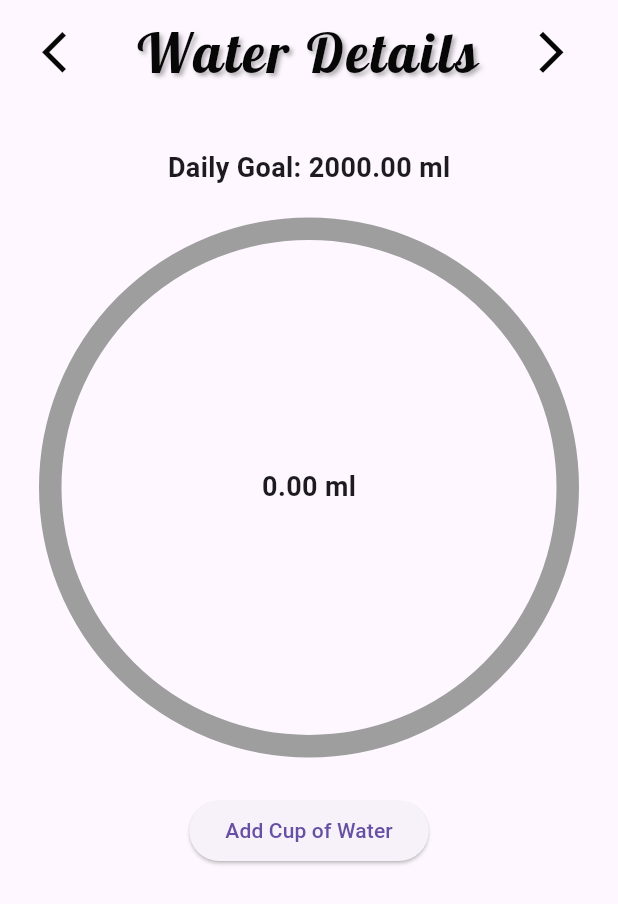
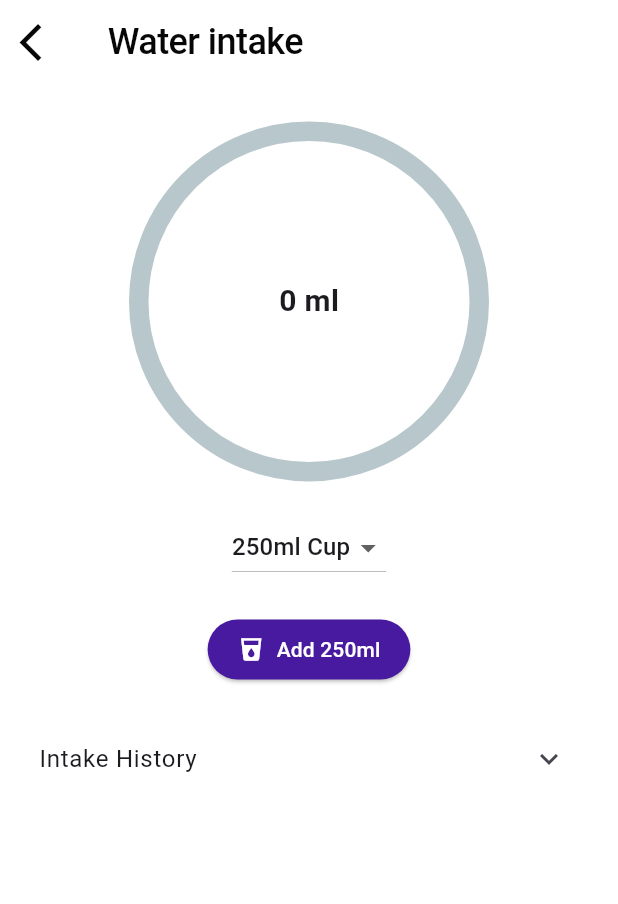
Before and after one commit to RahilRahM/StudentFit, a Flutter app: the WaterPage screen opened directly, on a phone screen of 412 x 824 dp. Shown: the top 904 px of the screen. Run offline on Flutter 3.47's test engine with Material 3 defaults, Android fonts, the phone set to English and light mode, and no system bars; drawn by our look-alikes of percent_indicator; our stand-ins replace calendar_view, carousel_slider, dio, email_validator, fl_chart, image_picker and 2 more; missing offline and left inert: email_otp; accounts and stored records are empty; Roboto replaces fonts that are missing (Noto Sans HK).

Commit message:
water intake update

```diff
--- a/lib/constants/endpoints.dart
+++ b/lib/constants/endpoints.dart
@@ -7,4 +7,3 @@ const api_endpoint_user_insert_gender = 'https://studentfit-api.vercel.app/users
 const api_endpoint_user_insert_age = 'https://studentfit-api.vercel.app/users.insertAge';
 const api_endpoint_user_insert_height = 'https://studentfit-api.vercel.app/users.insertHeight';
 const api_endpoint_user_insert_weight = 'https://studentfit-api.vercel.app/users.insertWeight';
-const apiEndpointUserInsertWaterIntake = 'https://studentfit-api.vercel.app/users.insertWaterIntake';
--- a/lib/screens/login/login.dart
+++ b/lib/screens/login/login.dart
@@ -25,6 +25,7 @@ class _LogInPageState extends State<LogInPage> {
   String emailErrorMessage = '';
   String passwordErrorMessage = '';
   String error_message = '';
+
 
   // Common styling for text fields
   Widget buildTextField(
--- a/lib/screens/tracker/water_details.dart
+++ b/lib/screens/tracker/water_details.dart
@@ -1,9 +1,8 @@
-import 'calories_details.dart';
 import 'package:flutter/material.dart';
-import 'package:http/http.dart' as http;
-import '../welcomePages/widgets/widgets.dart';
-import 'package:student_fit/constants/endpoints.dart';
-import 'package:percent_indicator/circular_percent_indicator.dart';
+import 'package:student_fit/commons/index.dart';
+import 'package:percent_indicator/percent_indicator.dart';
+import 'package:shared_preferences/shared_preferences.dart';
+import 'package:student_fit/screens/home/home_widgets/app_bar.dart';
 
 class WaterPage extends StatefulWidget {
   @override
@@ -11,175 +10,182 @@ class WaterPage extends StatefulWidget {
 }
 
 class _WaterPageState extends State<WaterPage> {
-  double waterIntake = 0;
-  double goal = 2000;
-  double previousTotal = 0;
-  List<Map<String, dynamic>> waterIntakeHistory = [];
-  String userId =
-      'user123'; // Replace with your actual logic to get the user's ID after login
+  final double goal = 3000.0; // Daily water intake goal in ml
+  double waterIntake = 0.0;
+  List<String> intakeHistory = [];
+  double defaultCupSize = 250.0; // Default cup size
+  bool goalAchievedMessageShown = false;
 
   @override
   void initState() {
     super.initState();
-    // Fetch water intake history when the page is initialized
-    fetchWaterIntakeHistory();
+    _loadPreferences();
   }
 
-  Future<void> fetchWaterIntakeHistory() async {
-    try {
-      // Send a GET request to fetch water intake history for the user
-      var response = await http
-          .get(Uri.parse('$apiEndpointUserInsertWaterIntake?user_id=$userId'));
-
-      if (response.statusCode == 200) {
-        // Parse the response body and update the waterIntakeHistory list
-        List<dynamic> data = response.body as List<dynamic>;
+  Future<void> _loadPreferences() async {
+    final prefs = await SharedPreferences.getInstance();
     setState(() {
-          waterIntakeHistory = List<Map<String, dynamic>>.from(data);
+      waterIntake = prefs.getDouble('waterIntake') ?? 0.0;
+      intakeHistory = prefs.getStringList('intakeHistory') ?? [];
+      defaultCupSize = prefs.getDouble('cupSize') ?? defaultCupSize;
     });
-      } else {
-        // Handle errors here
-        print(
-          'Failed to fetch water intake history. Status code: ${response.statusCode}');
-      }
-    } catch (e) {
-      print('Error fetching water intake history: $e');
+    if (prefs.getString('date') != DateTime.now().toIso8601String().substring(0, 10)) {
+      goalAchievedMessageShown = false;
     }
   }
 
-  Future<void> sendWaterIntakeToServer(
-      String userId, double waterIntake) async {
-    try {
-      // Assuming apiEndpointUserInsertWaterIntake is a String
-      String apiEndpointUserInsertWaterIntakeString =
-          'https://vercel-test-snowy-chi.vercel.app/users.insertWaterIntake';
+  Future<void> _updateWaterIntake(double intake) async {
+    final prefs = await SharedPreferences.getInstance();
+    DateTime now = DateTime.now();
+    String timestamp = "${now.toIso8601String().substring(0, 10)} ${now.hour}:${now.minute}";
 
-      // Convert the String URL to a Uri object
-            Uri apiEndpointUserInsertWaterIntake =
-                Uri.parse(apiEndpointUserInsertWaterIntakeString);
+    setState(() {
+      waterIntake += intake;
+      intakeHistory.add("$timestamp: $intake ml");
+    });
 
-      // Then, in your code, use it like this:
-            var response = await http.post(
-              apiEndpointUserInsertWaterIntake,
-              body: {
-                'user_id': userId,
-                'water_intake': waterIntake.toString(),
+    await prefs.setDouble('waterIntake', waterIntake);
+    await prefs.setStringList('intakeHistory', intakeHistory);
+
+    _checkAndShowGoalAchievement(); // Moved inside setState to ensure waterIntake is updated
+  }
+
+  void _checkAndShowGoalAchievement() {
+    if (waterIntake >= goal && !goalAchievedMessageShown) {
+      goalAchievedMessageShown = true;
+      showDialog(
+        context: context,
+        builder: (BuildContext context) {
+          return AlertDialog(
+            shape: RoundedRectangleBorder(borderRadius: BorderRadius.circular(20)),
+            title: Text(
+              'Great Job!',
+              textAlign: TextAlign.center,
+              style: TextStyle(
+                fontWeight: FontWeight.bold,
+                color: Colors.green,
+                fontSize: 24,
+              ),
+            ),
+            content: Text(
+              'You have reached your daily water intake goal of $goal ml!',
+              textAlign: TextAlign.center,
+              style: TextStyle(
+                color: Colors.blueAccent,
+                fontSize: 18,
+              ),
+            ),
+            actions: <Widget>[
+              TextButton(
+                child: Text('Continue', style: TextStyle(color: Colors.indigo)),
+                onPressed: () {
+                  Navigator.of(context).pop(); // Close the dialog
+                },
+              ),
+            ],
+          );
         },
       );
+    }
+  }
 
-      // Handle the response as needed
-      print('Server response: ${response.body}');
+  Widget _buildWaterIntakeIndicator() {
+    return CircularPercentIndicator(
+      radius: 120.0,
+      lineWidth: 13.0,
+      animation: true,
+      percent: waterIntake / goal > 1.0 ? 1.0 : waterIntake / goal,
+      center: Text(
+        "${waterIntake.toStringAsFixed(0)} ml",
+        style: TextStyle(fontWeight: FontWeight.bold, fontSize: 20.0),
+      ),
+      circularStrokeCap: CircularStrokeCap.round,
+      progressColor: AppColors.primaryColor,
+    );
+  }
 
-      // Fetch updated water intake history after recording
-      await fetchWaterIntakeHistory();
-    } catch (e) {
-      print('Error recording water intake: $e');
+  Widget _buildCupSizeDropdown() {
+    return DropdownButton<double>(
+      value: defaultCupSize,
+      onChanged: (newValue) {
+        setState(() {
+          defaultCupSize = newValue ?? defaultCupSize;
+        });
+        _saveCupSize(defaultCupSize);
+      },
+      items: <double>[250.0, 500.0, 750.0]
+          .map<DropdownMenuItem<double>>((double value) {
+        return DropdownMenuItem<double>(
+          value: value,
+          child: Text("${value.toInt()}ml Cup"),
+        );
+      }).toList(),
+    );
   }
+
+  Future<void> _saveCupSize(double cupSize) async {
+    final prefs = await SharedPreferences.getInstance();
+    await prefs.setDouble('cupSize', cupSize);
+  }
+
+  Widget _buildAddWaterButton() {
+    return ElevatedButton.icon(
+      onPressed: () => _updateWaterIntake(defaultCupSize),
+      icon: Icon(Icons.local_drink, color: Colors.white),
+      label: Text('Add ${defaultCupSize.toInt()}ml',
+          style: TextStyle(color: Colors.white)),
+      style: ElevatedButton.styleFrom(
+        primary: AppColors.primaryColor,
+        padding: EdgeInsets.symmetric(horizontal: 20, vertical: 10),
+      ),
+    );
+  }
+
+  Widget _buildIntakeHistory() {
+    return ExpansionTile(
+      title: Text('Intake History'),
+      children: [
+        Container(
+          height: 350, // Adjust this height as necessary
+          child: SingleChildScrollView(
+            child: Column(
+              children: intakeHistory
+                  .map((record) => ListTile(title: Text(record)))
+                  .toList(),
+            ),
+          ),
+        ),
+      ],
+    );
   }
 
   @override
   Widget build(BuildContext context) {
     return Scaffold(
-      body: SafeArea(
-        child: SingleChildScrollView(
-          child: Column(
-            children: [
-              CustomAppBar(
-                title: 'Water Details',
-                onBack: () {
+      appBar: CustomAppBar2(
+        appBarTitle: 'Water intake',
+        showFavoriteIcon: false,
+        leadingIcon: Icons.arrow_back_ios,
+        onLeadingPressed: () {
           Navigator.pop(context);
         },
-                onForward: () {
-                  Navigator.push(
-                    context,
-                    MaterialPageRoute(
-                      builder: (context) => CaloriesDetailPage(
-                        recipeData: {
-                          'path': 'assets/images/snack1.jpeg',
-                          'title': 'Healthy Salad',
-                        },
+        actions: [],
+
       ),
-                    ),
-                  );
-                },
-              ),
-              const SizedBox(height: 40),
-              Column(
-                mainAxisAlignment: MainAxisAlignment.center,
-                children: [
-                  Text(
-                    'Daily Goal: ${goal.toStringAsFixed(2)} ml',
-                    style: const TextStyle(
-                      fontSize: 18.0,
-                      fontWeight: FontWeight.bold,
-                    ),
-                  ),
-                  const SizedBox(height: 20),
-                  CircularPercentIndicator(
-                    radius: 180.0,
-                    lineWidth: 15.0,
-                    percent:
-                        waterIntake / goal > 1.0 ? 1.0 : waterIntake / goal,
-                    center: Text(
-                      '${(waterIntake + previousTotal).toStringAsFixed(2)} ml',
-                      style: const TextStyle(
-                        fontSize: 18.0,
-                        fontWeight: FontWeight.bold,
-                      ),
-                    ),
-                    progressColor:
-                        waterIntake >= goal ? Colors.green : Colors.blue,
-                    backgroundColor:
-                        waterIntake >= goal ? Colors.blue : Colors.grey,
-                  ),
-                  const SizedBox(height: 25.0),
-                  ElevatedButton(
-                    onPressed: () async {
-                      setState(() {
-                        waterIntake += 240;
-                        if (waterIntake >= goal) {
-                          previousTotal += waterIntake;
-                          waterIntake = 0;
-                          ScaffoldMessenger.of(context).showSnackBar(
-                            SnackBar(
-                              content: const Text(
-                                  'Congratulations! You reached your daily water intake goal. Stay hydrated!'),
-                              action: SnackBarAction(
-                                label: 'OK',
-                                onPressed: () {},
-                              ),
-                            ),
-                          );
-                        }
-                        waterIntakeHistory.add({
-                          'date': DateTime.now().toString(),
-                          'intake': waterIntake,
-                        });
-
-                        // Send water intake data to the server
-                        sendWaterIntakeToServer(userId, waterIntake);
-                      });
-                    },
-                    child: const Text('Add Cup of Water'),
-                  ),
-
-                  // Your existing code
-
-                  // Display fetched water intake history
-                  ListView.builder(
-                    shrinkWrap: true,
-                    itemCount: waterIntakeHistory.length,
-                    itemBuilder: (context, index) {
-                      return ListTile(
-                        title:
-                            Text('Date: ${waterIntakeHistory[index]['date']}'),
-                        subtitle: Text(
-                            'Water Intake: ${waterIntakeHistory[index]['intake']} ml'),
-                      );
-                    },
-                  ),
-                ],
-              ),
+      backgroundColor: Colors.white,
+      body: SingleChildScrollView(
+        child: Padding(
+          padding: const EdgeInsets.symmetric(vertical: 20.0, horizontal: 10.0),
+          child: Column(
+            mainAxisAlignment: MainAxisAlignment.start,
+            children: <Widget>[
+              _buildWaterIntakeIndicator(),
+              SizedBox(height: 20),
+              _buildCupSizeDropdown(),
+              SizedBox(height: 20),
+              _buildAddWaterButton(),
+              SizedBox(height: 20),
+              _buildIntakeHistory(),
             ],
           ),
         ),
```
Also changed, not shown: lib/screens/home/home_widgets/side_bar.dart (+9 -1 lines). Lines whose indentation alone changed are shown as unchanged.
